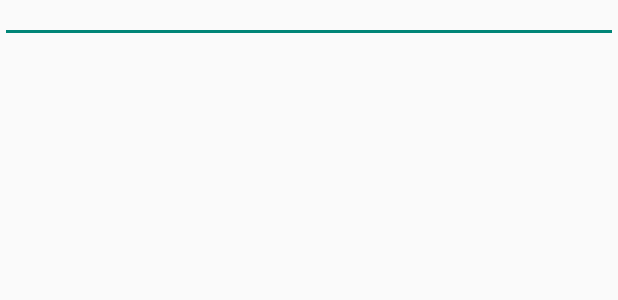
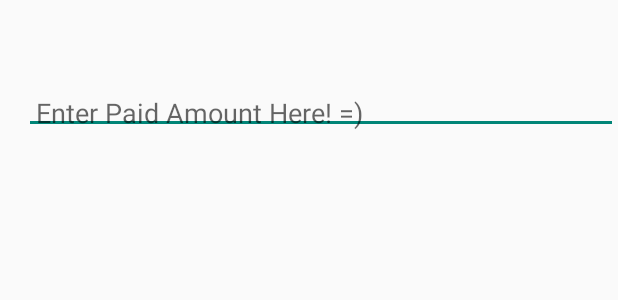
Before and after one commit to hliejun/EventManagement, an Android app: the layout user_costs.xml on its own in the app's theme, with its tools: preview values and no code run, on a phone screen of 412 x 824 dp. Shown: the top 300 px of the screen. Run offline under Robolectric (Android 15) with nearby library versions, the light colour scheme and no system bars.

Commit message:
Commit #3
- Updated review bill activity to display RecyclerView
- Added createDebts function (still erroneous)

```diff
--- /dev/null
+++ b/app/src/main/res/drawable/statelist_background.xml
@@ -0,0 +1,7 @@
+<?xml version="1.0" encoding="utf-8"?>
+<selector xmlns:android=
+              "http://schemas.android.com/apk/res/android">
+    <item android:state_activated="true"
+          android:drawable="@color/accent_material_light" />
+    <item android:drawable="@android:color/transparent" />
+</selector>
--- a/app/src/main/res/layout/activity_review_bill.xml
+++ b/app/src/main/res/layout/activity_review_bill.xml
@@ -5,4 +5,5 @@
     android:name="sg.edu.nus.comp.orbital.eventmanagement.ReviewBillActivityFragment"
     tools:layout="@layout/fragment_review_bill"
     android:layout_width="match_parent"
-    android:layout_height="match_parent" />
+    android:layout_height="match_parent"
+    tools:context="sg.edu.nus.comp.orbital.eventmanagement.ReviewBillActivity"/>
--- a/app/src/main/res/layout/fragment_review_bill.xml
+++ b/app/src/main/res/layout/fragment_review_bill.xml
@@ -24,7 +24,8 @@
         android:layout_marginBottom="50dp"
         android:layout_marginStart="35dp"
         android:layout_alignParentBottom="true"
-        android:layout_alignParentStart="true" />
+        android:layout_alignParentStart="true"
+        android:onClick="createDebts"/>
 
     <Button
         android:layout_width="wrap_content"
@@ -32,6 +33,7 @@
         android:text="Remind Friends"
         android:id="@+id/remindPayButton"
         android:layout_alignTop="@+id/createDebtsButton"
-        android:layout_toEndOf="@+id/createDebtsButton" />
+        android:layout_toEndOf="@+id/createDebtsButton"
+        android:onClick="remindPayment"/>
 
 </RelativeLayout>
--- a/app/src/main/res/layout/user_costs.xml
+++ b/app/src/main/res/layout/user_costs.xml
@@ -3,49 +3,61 @@
     android:id="@+id/userCost"
     android:layout_width="match_parent"
     android:layout_height="match_parent"
+    android:background="@drawable/statelist_background">
     android:orientation="vertical">
 
     <ImageView
         android:id="@+id/profilePic"
-        android:layout_width="match_parent"
+        android:layout_width="wrap_content"
         android:layout_height="wrap_content"
         android:paddingLeft="8dp"
         android:paddingRight="8dp"
         android:paddingTop="8dp"
-        android:paddingBottom="4dp">
+        android:paddingBottom="4dp"
+        android:layout_alignParentLeft="true">
     </ImageView>
 
     <TextView
         android:id="@+id/userName"
-        android:layout_width="match_parent"
+        android:layout_width="fill_parent"
+        android:layout_height="wrap_content"
+        android:textSize="18sp"
+        android:paddingLeft="8dp"
+        android:paddingRight="8dp"
+        android:paddingTop="5dp"
+        android:paddingBottom="2dp"
+        android:layout_toRightOf="@+id/profilePic"
+        android:layout_alignParentStart="false"
+        android:layout_alignParentTop="true">
+    </TextView>
+
+    <TextView
+        android:id="@+id/cost"
+        android:layout_width="fill_parent"
         android:layout_height="wrap_content"
         android:textSize="18sp"
         android:paddingLeft="8dp"
         android:paddingRight="8dp"
         android:paddingTop="2dp"
-        android:paddingBottom="2dp">
+        android:paddingBottom="2dp"
+        android:layout_below="@+id/userName"
+        android:layout_toRightOf="@+id/profilePic">
     </TextView>
 
-    <TextView
-        android:id="@+id/cost"
-        android:layout_width="match_parent"
+    <EditText
+        android:id="@+id/paid"
+        android:layout_width="fill_parent"
         android:layout_height="wrap_content"
         android:textSize="18sp"
         android:paddingLeft="8dp"
         android:paddingRight="8dp"
         android:paddingTop="2dp"
-        android:paddingBottom="2dp">
-    </TextView>
-
-    <EditText
-        android:id="@+id/paid"
-        android:layout_width="match_parent"
-        android:layout_height="wrap_content"
-        android:textSize="18sp"
-        android:paddingLeft="8dp"
-        android:paddingRight="8dp"
-        android:paddingTop="2dp"
-        android:paddingBottom="2dp">
+        android:paddingBottom="2dp"
+        android:layout_below="@+id/cost"
+        android:hint="Enter Paid Amount Here! =)"
+        android:singleLine="true"
+        android:inputType="numberDecimal"
+        android:layout_toRightOf="@+id/profilePic">
     </EditText>
 
 </RelativeLayout>
--- a/app/src/main/res/values/strings.xml
+++ b/app/src/main/res/values/strings.xml
@@ -15,5 +15,5 @@
     <string name="title_activity_add_purchase">AddPurchaseActivity</string>
     <string name="title_activity_add_users">AddUsersActivity</string>
     <string name="unidentified">UNIDENTIFIED USER</string>
-    <string name="selected_count">SELECTION COUNT</string>
+    <string name="select_user">SELECT USERS</string>
 </resources>
```
Also changed, not shown: app/src/main/java/sg/edu/nus/comp/orbital/eventmanagement/Bill.java (+8 -1 lines), app/src/main/java/sg/edu/nus/comp/orbital/eventmanagement/BillSummaryAdapter.java (+11 -3 lines), app/src/main/java/sg/edu/nus/comp/orbital/eventmanagement/ReviewBillActivity.java (+146 -41 lines), app/src/main/java/sg/edu/nus/comp/orbital/eventmanagement/UserCostView.java (+12 -0 lines), app/src/main/res/drawable/small_profile.png (added).
